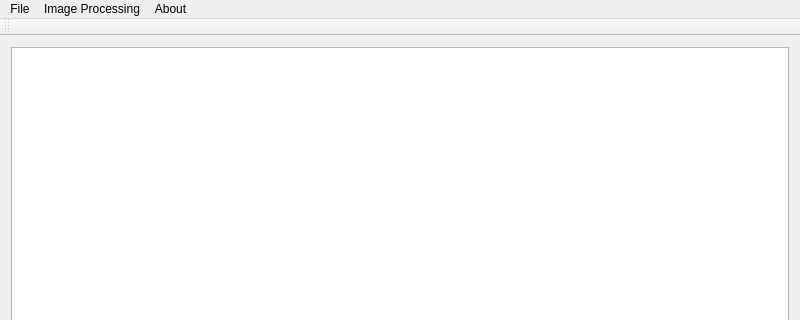
First picture: the form in Digital_Image_Processing_System/psmainwindow.ui, repository YixinChenn/Image_Process_Sys-Qt-, before the edit; both pictures show x 0 to 800 and y 0 to 320 of the 800 by 600 pixel window.
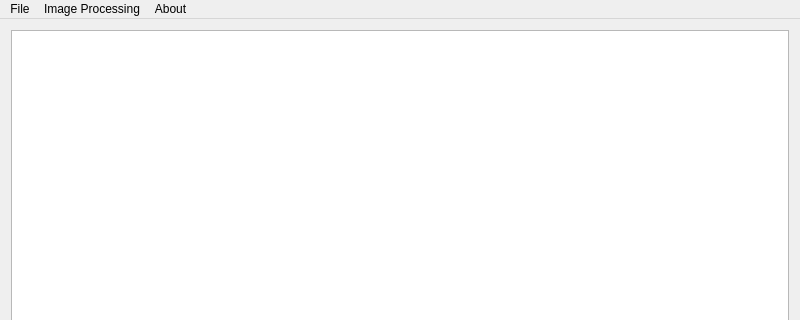
Second picture: the form after the edit.

```diff
--- a/Digital_Image_Processing_System/psmainwindow.ui
+++ b/Digital_Image_Processing_System/psmainwindow.ui
@@ -75,14 +75,6 @@
    <addaction name="menuImage_Pracessing"/>
    <addaction name="menuAbout"/>
   </widget>
-  <widget class="QToolBar" name="mainToolBar">
-   <attribute name="toolBarArea">
-    <enum>TopToolBarArea</enum>
-   </attribute>
-   <attribute name="toolBarBreak">
-    <bool>false</bool>
-   </attribute>
-  </widget>
   <widget class="QStatusBar" name="statusBar"/>
   <action name="actionOpen_BMP_file">
    <property name="text">
```
